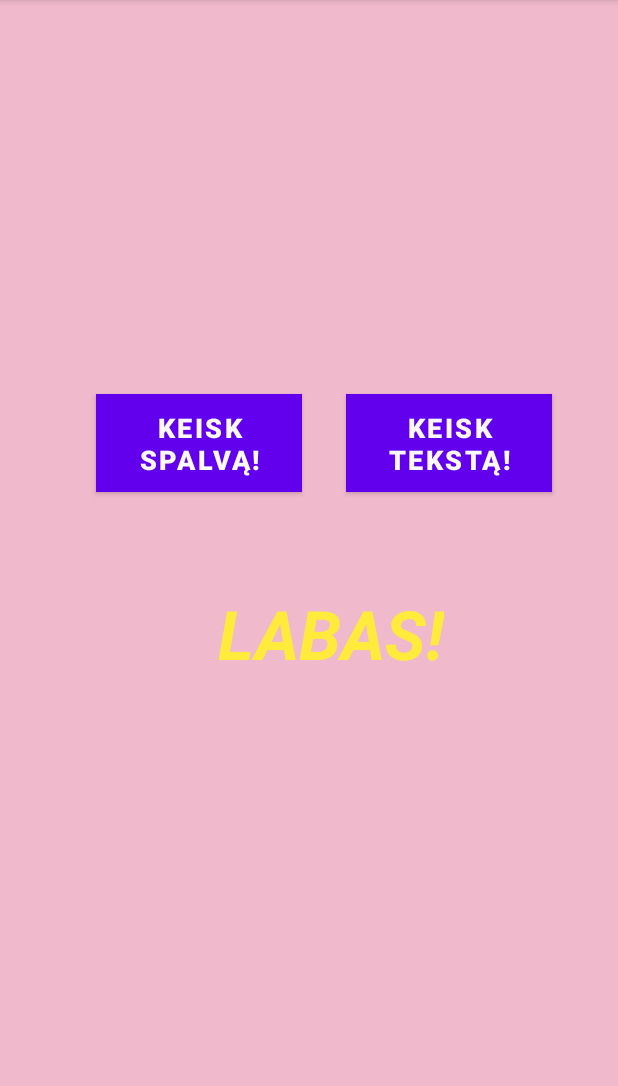
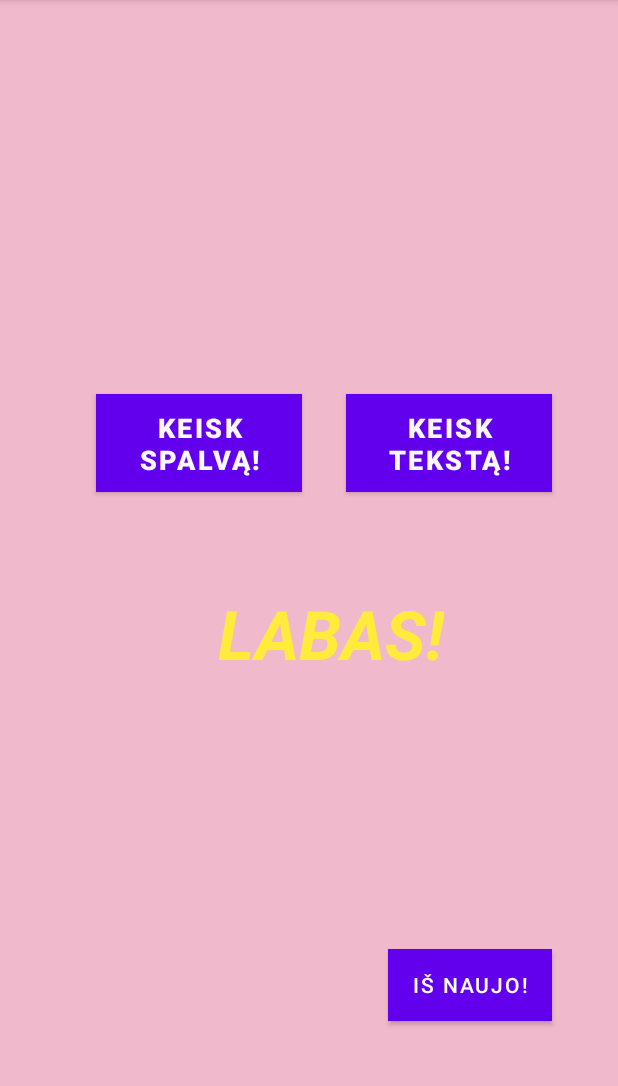
Before and after one commit to KotrynaUn/Undraityte1, an Android app: the screen it shows after launch (MainActivity), on a phone screen of 412 x 824 dp, the part 84-1170 px from its top. Run offline under Robolectric (Android 15) with nearby library versions, the phone set to English and light mode, and no system bars.

Commit message:
Pridėtas "Reset" mygtukas

```diff
--- a/app/src/main/java/com/example/undraityte1/MainActivity.java
+++ b/app/src/main/java/com/example/undraityte1/MainActivity.java
@@ -24,4 +24,9 @@ public class MainActivity extends AppCompatActivity {
     public void onbtnclick2(View view) {
         tvMain.setTextColor(getResources().getColor(R.color.red));
     }
+
+    public void onbtnclick3(View view) {
+        this.tvMain.setText(R.string.txt_labas);
+        tvMain.setTextColor(getResources().getColor(R.color.yellow));
+    }
 }
--- a/app/src/main/res/layout/activity_main.xml
+++ b/app/src/main/res/layout/activity_main.xml
@@ -12,7 +12,7 @@
         android:layout_width="wrap_content"
         android:layout_height="wrap_content"
         android:text="@string/txt_labas"
-        android:textColor="#FFEB3B"
+        android:textColor="@color/yellow"
         android:textSize="45sp"
         android:textStyle="bold|italic"
         app:layout_constraintBottom_toBottomOf="parent"
@@ -31,13 +31,13 @@
         android:background="#FFEB3B"
         android:backgroundTint="#009688"
         android:foregroundTint="#009688"
+        android:onClick="onbtnclick"
         android:text="@string/btn_text"
         android:textColor="#FBF9F9"
         android:textSize="18sp"
         android:textStyle="bold"
         app:layout_constraintBottom_toTopOf="@+id/tvMain"
-        app:layout_constraintStart_toEndOf="@+id/btnTwo"
-        android:onClick="onbtnclick"/>
+        app:layout_constraintStart_toEndOf="@+id/btnTwo" />
 
     <Button
         android:id="@+id/btnTwo"
@@ -58,4 +58,17 @@
         app:layout_constraintVertical_bias="0.0"
         android:onClick="onbtnclick2"/>
 
+    <Button
+        android:id="@+id/btnThree"
+        android:layout_width="wrap_content"
+        android:layout_height="wrap_content"
+        android:layout_marginTop="180dp"
+        android:background="#E91E63"
+        android:backgroundTint="#E91E63"
+        android:text="@string/btn_reset"
+        app:iconTint="#E91E63"
+        app:layout_constraintEnd_toEndOf="@+id/btnOne"
+        app:layout_constraintTop_toBottomOf="@+id/tvMain"
+        android:onClick="onbtnclick3"/>
+
 </androidx.constraintlayout.widget.ConstraintLayout>
--- a/app/src/main/res/values/colors.xml
+++ b/app/src/main/res/values/colors.xml
@@ -8,4 +8,5 @@
     <color name="black">#FF000000</color>
     <color name="white">#FFFFFFFF</color>
     <color name="red">#ff0000</color>
+    <color name="yellow">#FFEB3B</color>
 </resources>
--- a/app/src/main/res/values/strings.xml
+++ b/app/src/main/res/values/strings.xml
@@ -4,4 +4,5 @@
     <string name="btn_text">Keisk tekstą!</string>
     <string name="btn_color">Keisk spalvą!</string>
     <string name="changed_label_caption">ATE!</string>
+    <string name="btn_reset">Iš naujo!</string>
 </resources>
```
